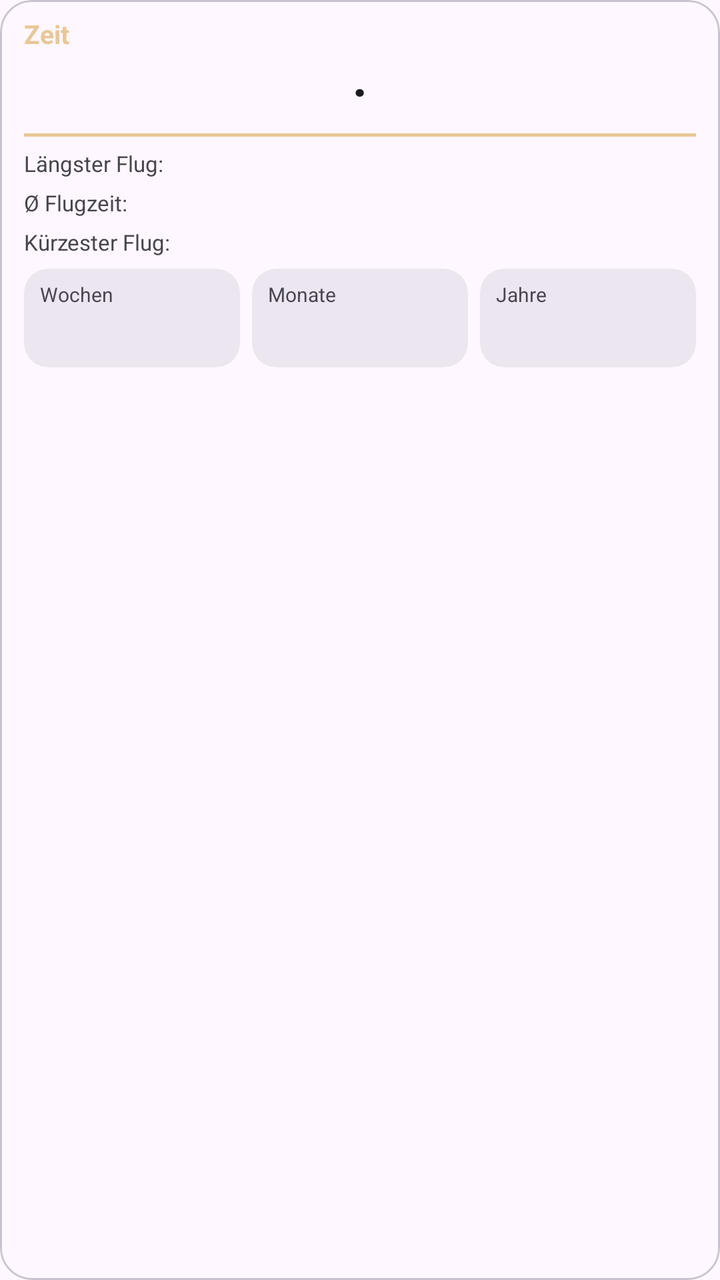
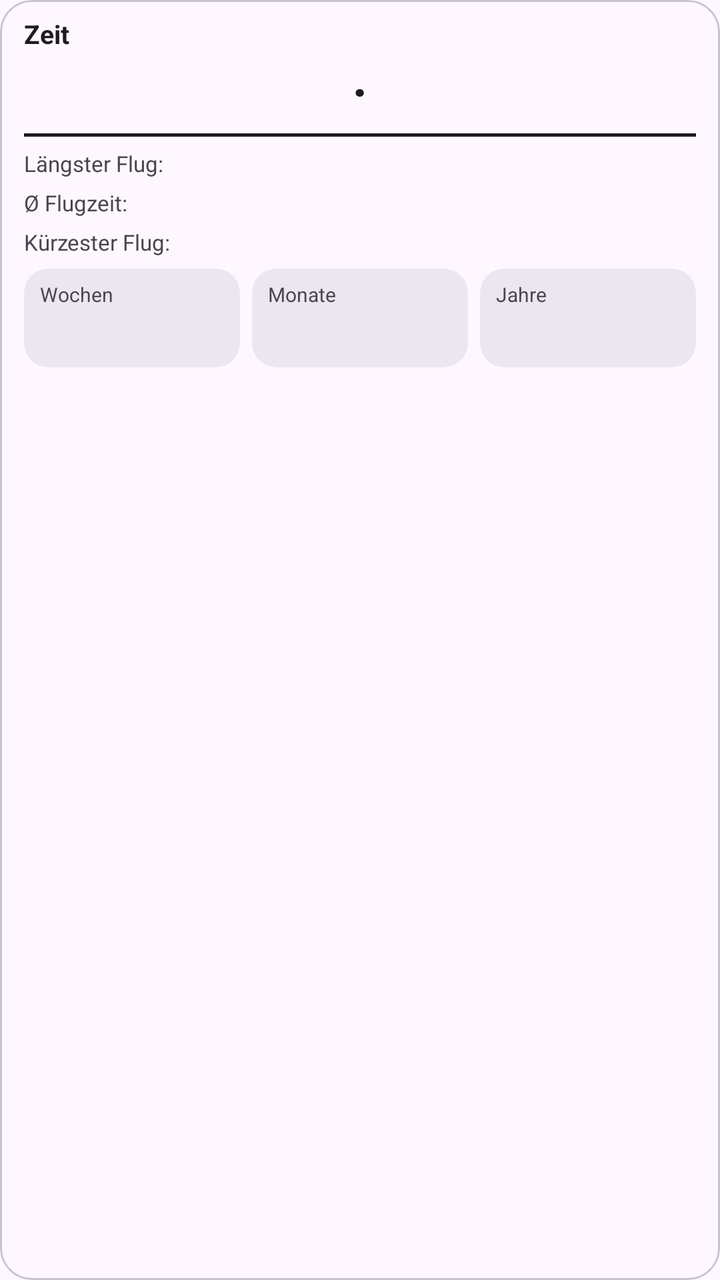

Compare the two renders of this Android layout. The source of the first and the diff that turns it into the second are given below.
<!-- AndroidManifest.xml: application theme Theme.Logbook.Brown -->
<!-- res/layout/item_dashboard_tile_time.xml -->
<?xml version="1.0" encoding="utf-8"?>
<com.google.android.material.card.MaterialCardView xmlns:android="http://schemas.android.com/apk/res/android"
    xmlns:app="http://schemas.android.com/apk/res-auto"
    android:id="@+id/tile_card"
    android:layout_width="match_parent"
    android:layout_height="200dp"
    android:clickable="true"
    android:focusable="true"
    android:foreground="?attr/selectableItemBackground"
    app:cardCornerRadius="16dp"
    app:cardElevation="0dp"
    app:strokeWidth="1dp">

    <LinearLayout
        android:layout_width="match_parent"
        android:layout_height="match_parent"
        android:orientation="vertical"
        android:paddingStart="12dp"
        android:paddingEnd="12dp"
        android:paddingTop="8dp"
        android:paddingBottom="8dp">

        <TextView
            android:id="@+id/tv_time_header"
            android:layout_width="match_parent"
            android:layout_height="wrap_content"
            android:ellipsize="end"
            android:maxLines="1"
            android:text="@string/tile_time"
            android:textColor="?attr/colorPrimary"
            android:textSize="13sp"
            android:textStyle="bold" />

        
        <LinearLayout
            android:layout_width="match_parent"
            android:layout_height="wrap_content"
            android:layout_marginTop="2dp"
            android:gravity="center_vertical"
            android:orientation="horizontal">

            <TextView
                android:id="@+id/tv_time_value"
                android:layout_width="0dp"
                android:layout_height="wrap_content"
                android:layout_weight="1"
                android:ellipsize="end"
                android:gravity="center"
                android:maxLines="1"
                android:textColor="?attr/colorOnSurface"
                android:textSize="26sp"
                android:textStyle="bold" />

            <TextView
                android:id="@+id/tv_time_dot"
                android:layout_width="wrap_content"
                android:layout_height="wrap_content"
                android:layout_marginStart="8dp"
                android:layout_marginEnd="8dp"
                android:text="·"
                android:textColor="?attr/colorOnSurface"
                android:textSize="26sp"
                android:textStyle="bold" />

            <TextView
                android:id="@+id/tv_time_days"
                android:layout_width="0dp"
                android:layout_height="wrap_content"
                android:layout_weight="1"
                android:ellipsize="end"
                android:gravity="center"
                android:maxLines="1"
                android:textColor="?attr/colorOnSurface"
                android:textSize="26sp"
                android:textStyle="bold" />
        </LinearLayout>

        <View
            android:id="@+id/view_time_divider"
            android:layout_width="match_parent"
            android:layout_height="1.5dp"
            android:layout_marginTop="4dp"
            android:background="?attr/colorPrimary" />

        
        <LinearLayout
            android:layout_width="match_parent"
            android:layout_height="wrap_content"
            android:layout_marginTop="6dp"
            android:orientation="horizontal">

            <TextView
                android:id="@+id/tv_time_longest_label"
                android:layout_width="0dp"
                android:layout_height="wrap_content"
                android:layout_weight="1"
                android:ellipsize="end"
                android:gravity="start"
                android:maxLines="1"
                android:text="@string/time_longest_label"
                android:textColor="?attr/colorOnSurfaceVariant"
                android:textSize="11sp" />

            <TextView
                android:id="@+id/tv_time_longest_route"
                android:layout_width="0dp"
                android:layout_height="wrap_content"
                android:layout_marginStart="6dp"
                android:layout_marginEnd="6dp"
                android:layout_weight="1"
                android:ellipsize="end"
                android:gravity="center"
                android:maxLines="1"
                android:textColor="?attr/colorOnSurfaceVariant"
                android:textSize="11sp" />

            <TextView
                android:id="@+id/tv_time_longest_value"
                android:layout_width="0dp"
                android:layout_height="wrap_content"
                android:layout_weight="1"
                android:ellipsize="end"
                android:gravity="end"
                android:maxLines="1"
                android:textColor="?attr/colorOnSurfaceVariant"
                android:textSize="11sp" />
        </LinearLayout>

        
        <LinearLayout
            android:layout_width="match_parent"
            android:layout_height="wrap_content"
            android:layout_marginTop="5dp"
            android:orientation="horizontal">

            <TextView
                android:id="@+id/tv_time_avg_label"
                android:layout_width="0dp"
                android:layout_height="wrap_content"
                android:layout_weight="1"
                android:ellipsize="end"
                android:gravity="start"
                android:maxLines="1"
                android:text="@string/time_avg_label"
                android:textColor="?attr/colorOnSurfaceVariant"
                android:textSize="11sp" />

            <TextView
                android:id="@+id/tv_time_avg_route"
                android:layout_width="0dp"
                android:layout_height="wrap_content"
                android:layout_marginStart="6dp"
                android:layout_marginEnd="6dp"
                android:layout_weight="1"
                android:ellipsize="end"
                android:gravity="center"
                android:maxLines="1"
                android:textColor="?attr/colorOnSurfaceVariant"
                android:textSize="11sp" />

            <TextView
                android:id="@+id/tv_time_avg_value"
                android:layout_width="0dp"
                android:layout_height="wrap_content"
                android:layout_weight="1"
                android:ellipsize="end"
                android:gravity="end"
                android:maxLines="1"
                android:textColor="?attr/colorOnSurfaceVariant"
                android:textSize="11sp" />
        </LinearLayout>

        
        <LinearLayout
            android:layout_width="match_parent"
            android:layout_height="wrap_content"
            android:layout_marginTop="5dp"
            android:orientation="horizontal">

            <TextView
                android:id="@+id/tv_time_shortest_label"
                android:layout_width="0dp"
                android:layout_height="wrap_content"
                android:layout_weight="1"
                android:ellipsize="end"
                android:gravity="start"
                android:maxLines="1"
                android:text="@string/time_shortest_label"
                android:textColor="?attr/colorOnSurfaceVariant"
                android:textSize="11sp" />

            <TextView
                android:id="@+id/tv_time_shortest_route"
                android:layout_width="0dp"
                android:layout_height="wrap_content"
                android:layout_marginStart="6dp"
                android:layout_marginEnd="6dp"
                android:layout_weight="1"
                android:ellipsize="end"
                android:gravity="center"
                android:maxLines="1"
                android:textColor="?attr/colorOnSurfaceVariant"
                android:textSize="11sp" />

            <TextView
                android:id="@+id/tv_time_shortest_value"
                android:layout_width="0dp"
                android:layout_height="wrap_content"
                android:layout_weight="1"
                android:ellipsize="end"
                android:gravity="end"
                android:maxLines="1"
                android:textColor="?attr/colorOnSurfaceVariant"
                android:textSize="11sp" />
        </LinearLayout>

        
        <LinearLayout
            android:layout_width="match_parent"
            android:layout_height="wrap_content"
            android:layout_marginTop="6dp"
            android:orientation="horizontal">

            <com.google.android.material.card.MaterialCardView
                android:id="@+id/card_time_unit1"
                android:layout_width="0dp"
                android:layout_height="wrap_content"
                android:layout_weight="1"
                app:cardBackgroundColor="?attr/colorSurfaceContainerHigh"
                app:cardCornerRadius="12dp"
                app:cardElevation="0dp"
                app:strokeWidth="0dp">

                <LinearLayout
                    android:layout_width="match_parent"
                    android:layout_height="wrap_content"
                    android:gravity="center"
                    android:orientation="vertical"
                    android:paddingStart="8dp"
                    android:paddingEnd="8dp"
                    android:paddingTop="6dp"
                    android:paddingBottom="6dp">

                    <TextView
                        android:id="@+id/tv_time_unit1_label"
                        android:layout_width="match_parent"
                        android:layout_height="wrap_content"
                        android:ellipsize="end"
                        android:maxLines="1"
                        android:text="@string/tile_time_unit_w"
                        android:textColor="?attr/colorOnSurfaceVariant"
                        android:textSize="10sp" />

                    <TextView
                        android:id="@+id/tv_time_unit1_value"
                        android:layout_width="match_parent"
                        android:layout_height="wrap_content"
                        android:layout_marginTop="2dp"
                        android:ellipsize="end"
                        android:maxLines="1"
                        android:textColor="?attr/colorOnSurface"
                        android:textSize="16sp"
                        android:textStyle="bold" />
                </LinearLayout>
            </com.google.android.material.card.MaterialCardView>

            <com.google.android.material.card.MaterialCardView
                android:id="@+id/card_time_unit2"
                android:layout_width="0dp"
                android:layout_height="wrap_content"
                android:layout_marginStart="6dp"
                android:layout_weight="1"
                app:cardBackgroundColor="?attr/colorSurfaceContainerHigh"
                app:cardCornerRadius="12dp"
                app:cardElevation="0dp"
                app:strokeWidth="0dp">

                <LinearLayout
                    android:layout_width="match_parent"
                    android:layout_height="wrap_content"
                    android:gravity="center"
                    android:orientation="vertical"
                    android:paddingStart="8dp"
                    android:paddingEnd="8dp"
                    android:paddingTop="6dp"
                    android:paddingBottom="6dp">

                    <TextView
                        android:id="@+id/tv_time_unit2_label"
                        android:layout_width="match_parent"
                        android:layout_height="wrap_content"
                        android:ellipsize="end"
                        android:maxLines="1"
                        android:text="@string/tile_time_unit_mo"
                        android:textColor="?attr/colorOnSurfaceVariant"
                        android:textSize="10sp" />

                    <TextView
                        android:id="@+id/tv_time_unit2_value"
                        android:layout_width="match_parent"
                        android:layout_height="wrap_content"
                        android:layout_marginTop="2dp"
                        android:ellipsize="end"
                        android:maxLines="1"
                        android:textColor="?attr/colorOnSurface"
                        android:textSize="16sp"
                        android:textStyle="bold" />
                </LinearLayout>
            </com.google.android.material.card.MaterialCardView>

            <com.google.android.material.card.MaterialCardView
                android:id="@+id/card_time_unit3"
                android:layout_width="0dp"
                android:layout_height="wrap_content"
                android:layout_marginStart="6dp"
                android:layout_weight="1"
                app:cardBackgroundColor="?attr/colorSurfaceContainerHigh"
                app:cardCornerRadius="12dp"
                app:cardElevation="0dp"
                app:strokeWidth="0dp">

                <LinearLayout
                    android:layout_width="match_parent"
                    android:layout_height="wrap_content"
                    android:gravity="center"
                    android:orientation="vertical"
                    android:paddingStart="8dp"
                    android:paddingEnd="8dp"
                    android:paddingTop="6dp"
                    android:paddingBottom="6dp">

                    <TextView
                        android:id="@+id/tv_time_unit3_label"
                        android:layout_width="match_parent"
                        android:layout_height="wrap_content"
                        android:ellipsize="end"
                        android:maxLines="1"
                        android:text="@string/tile_time_unit_y"
                        android:textColor="?attr/colorOnSurfaceVariant"
                        android:textSize="10sp" />

                    <TextView
                        android:id="@+id/tv_time_unit3_value"
                        android:layout_width="match_parent"
                        android:layout_height="wrap_content"
                        android:layout_marginTop="2dp"
                        android:ellipsize="end"
                        android:maxLines="1"
                        android:textColor="?attr/colorOnSurface"
                        android:textSize="16sp"
                        android:textStyle="bold" />
                </LinearLayout>
            </com.google.android.material.card.MaterialCardView>
        </LinearLayout>
    </LinearLayout>
</com.google.android.material.card.MaterialCardView>
<!-- resources referenced by this layout -->
<resources>
  <string name="tile_time">Zeit</string>
  <string name="tile_time_unit_mo">Monate</string>
  <string name="tile_time_unit_w">Wochen</string>
  <string name="tile_time_unit_y">Jahre</string>
  <string name="time_avg_label">Ø Flugzeit:</string>
  <string name="time_longest_label">Längster Flug:</string>
  <string name="time_shortest_label">Kürzester Flug:</string>
  <style name="Theme.Logbook.Brown" parent="Theme.Logbook">
          <item name="colorPrimary">@color/accent_brown_primary</item>
          <item name="colorOnPrimary">@color/accent_brown_on_primary</item>
          <item name="colorPrimaryContainer">@color/accent_brown_primary_container</item>
          <item name="colorOnPrimaryContainer">@color/accent_brown_on_primary_container</item>
          <item name="colorSecondary">@color/accent_brown_secondary</item>
          <item name="colorOnSecondary">@color/accent_brown_on_secondary</item>
          <item name="colorSecondaryContainer">@color/accent_brown_secondary_container</item>
          <item name="colorOnSecondaryContainer">@color/accent_brown_on_secondary_container</item>
          <item name="colorTertiary">@color/accent_brown_tertiary</item>
          <item name="colorOnTertiary">@color/accent_brown_on_tertiary</item>
          <item name="colorTertiaryContainer">@color/accent_brown_tertiary_container</item>
          <item name="colorOnTertiaryContainer">@color/accent_brown_on_tertiary_container</item>
      </style>
  <style name="Theme.Logbook" parent="Base.Theme.Logbook">
          <item name="android:navigationBarColor">@android:color/transparent</item>
          <item name="android:statusBarColor">@android:color/transparent</item>
          <item name="android:windowLightStatusBar">?attr/isLightTheme</item>
      </style>
  <color name="accent_brown_primary">#FFE8C898</color>
  <color name="accent_brown_on_primary">#FF2D1600</color>
  <color name="accent_brown_primary_container">#FFF4E0D3</color>
  <color name="accent_brown_on_primary_container">#FF221B10</color>
  <color name="accent_brown_secondary">#FF635E58</color>
  <color name="accent_brown_on_secondary">#FFFFFFFF</color>
  <color name="accent_brown_secondary_container">#FFE9E2DA</color>
  <color name="accent_brown_on_secondary_container">#FF1F1A16</color>
  <color name="accent_brown_tertiary">#FF6D5B2F</color>
  <color name="accent_brown_on_tertiary">#FFFFFFFF</color>
  <color name="accent_brown_tertiary_container">#FFF6E0A8</color>
  <color name="accent_brown_on_tertiary_container">#FF221A00</color>
  <style name="Base.Theme.Logbook" parent="Theme.Material3.DayNight.NoActionBar">
          
          
      </style>
</resources>

<!-- the commit's change to res/layout/item_dashboard_tile_time.xml (unified diff, before → after) -->
@@ -27,7 +27,7 @@
             android:ellipsize="end"
             android:maxLines="1"
             android:text="@string/tile_time"
-            android:textColor="?attr/colorPrimary"
+            android:textColor="?attr/tileContentColor"
             android:textSize="13sp"
             android:textStyle="bold" />
 
@@ -47,7 +47,7 @@
                 android:ellipsize="end"
                 android:gravity="center"
                 android:maxLines="1"
-                android:textColor="?attr/colorOnSurface"
+                android:textColor="?attr/tileContentColor"
                 android:textSize="26sp"
                 android:textStyle="bold" />
 
@@ -58,7 +58,7 @@
                 android:layout_marginStart="8dp"
                 android:layout_marginEnd="8dp"
                 android:text="·"
-                android:textColor="?attr/colorOnSurface"
+                android:textColor="?attr/tileContentColor"
                 android:textSize="26sp"
                 android:textStyle="bold" />
 
@@ -70,7 +70,7 @@
                 android:ellipsize="end"
                 android:gravity="center"
                 android:maxLines="1"
-                android:textColor="?attr/colorOnSurface"
+                android:textColor="?attr/tileContentColor"
                 android:textSize="26sp"
                 android:textStyle="bold" />
         </LinearLayout>
@@ -80,7 +80,7 @@
             android:layout_width="match_parent"
             android:layout_height="1.5dp"
             android:layout_marginTop="4dp"
-            android:background="?attr/colorPrimary" />
+            android:background="?attr/tileContentColor" />
 
         
         <LinearLayout
@@ -98,7 +98,7 @@
                 android:gravity="start"
                 android:maxLines="1"
                 android:text="@string/time_longest_label"
-                android:textColor="?attr/colorOnSurfaceVariant"
+                android:textColor="?attr/tileContentSecondaryColor"
                 android:textSize="11sp" />
 
             <TextView
@@ -111,7 +111,7 @@
                 android:ellipsize="end"
                 android:gravity="center"
                 android:maxLines="1"
-                android:textColor="?attr/colorOnSurfaceVariant"
+                android:textColor="?attr/tileContentSecondaryColor"
                 android:textSize="11sp" />
 
             <TextView
@@ -122,7 +122,7 @@
                 android:ellipsize="end"
                 android:gravity="end"
                 android:maxLines="1"
-                android:textColor="?attr/colorOnSurfaceVariant"
+                android:textColor="?attr/tileContentSecondaryColor"
                 android:textSize="11sp" />
         </LinearLayout>
 
@@ -142,7 +142,7 @@
                 android:gravity="start"
                 android:maxLines="1"
                 android:text="@string/time_avg_label"
-                android:textColor="?attr/colorOnSurfaceVariant"
+                android:textColor="?attr/tileContentSecondaryColor"
                 android:textSize="11sp" />
 
             <TextView
@@ -155,7 +155,7 @@
                 android:ellipsize="end"
                 android:gravity="center"
                 android:maxLines="1"
-                android:textColor="?attr/colorOnSurfaceVariant"
+                android:textColor="?attr/tileContentSecondaryColor"
                 android:textSize="11sp" />
 
             <TextView
@@ -166,7 +166,7 @@
                 android:ellipsize="end"
                 android:gravity="end"
                 android:maxLines="1"
-                android:textColor="?attr/colorOnSurfaceVariant"
+                android:textColor="?attr/tileContentSecondaryColor"
                 android:textSize="11sp" />
         </LinearLayout>
 
@@ -186,7 +186,7 @@
                 android:gravity="start"
                 android:maxLines="1"
                 android:text="@string/time_shortest_label"
-                android:textColor="?attr/colorOnSurfaceVariant"
+                android:textColor="?attr/tileContentSecondaryColor"
                 android:textSize="11sp" />
 
             <TextView
@@ -199,7 +199,7 @@
                 android:ellipsize="end"
                 android:gravity="center"
                 android:maxLines="1"
-                android:textColor="?attr/colorOnSurfaceVariant"
+                android:textColor="?attr/tileContentSecondaryColor"
                 android:textSize="11sp" />
 
             <TextView
@@ -210,7 +210,7 @@
                 android:ellipsize="end"
                 android:gravity="end"
                 android:maxLines="1"
-                android:textColor="?attr/colorOnSurfaceVariant"
+                android:textColor="?attr/tileContentSecondaryColor"
                 android:textSize="11sp" />
         </LinearLayout>
 
<!-- resource entries referenced after the edit -->
@@ -25,6 +25,10 @@
           <item name="android:navigationBarColor">@android:color/transparent</item>
           <item name="android:statusBarColor">@android:color/transparent</item>
           <item name="android:windowLightStatusBar">?attr/isLightTheme</item>
+          
+          <item name="tileChartColor">?attr/colorPrimary</item>
+          <item name="tileContentColor">?attr/colorOnSurface</item>
+          <item name="tileContentSecondaryColor">?attr/colorOnSurfaceVariant</item>
       </style>
   <color name="accent_brown_primary">#FFE8C898</color>
   <color name="accent_brown_on_primary">#FF2D1600</color>
